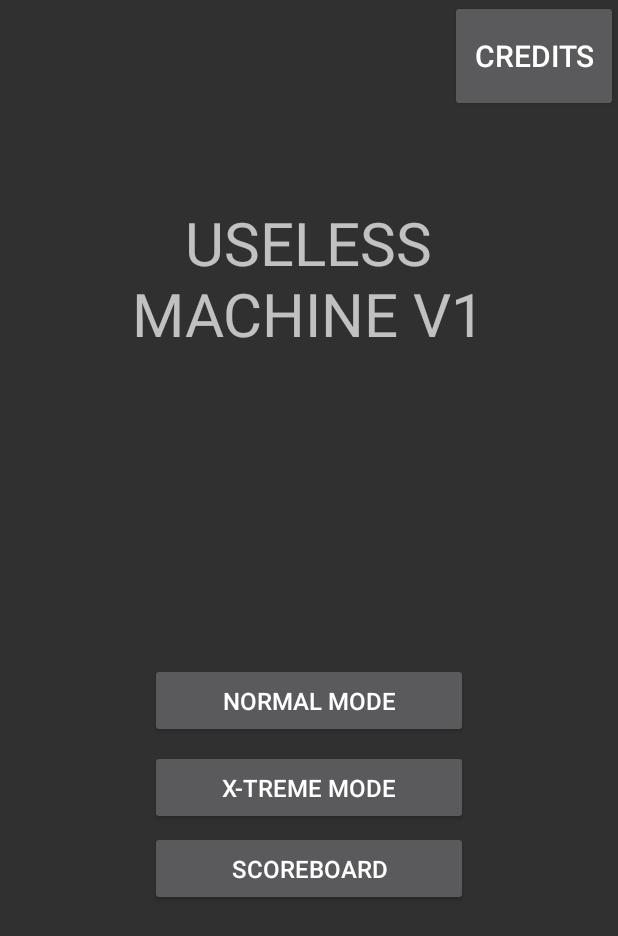
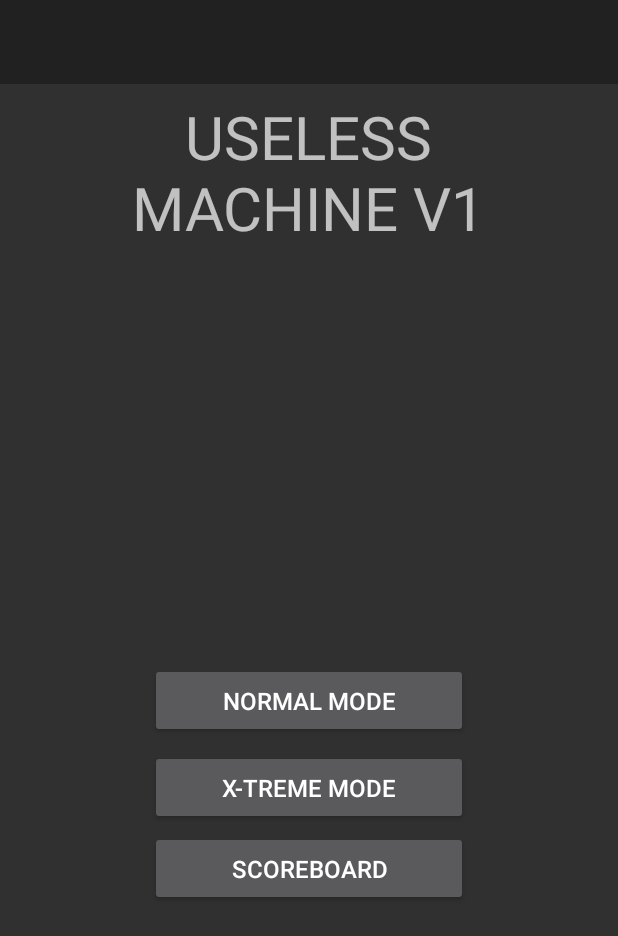
Before and after one commit to MarcelQ5/UselessMachine, an Android app: the screen it shows after launch (MainActivity), on a phone screen of 412 x 824 dp. Shown: the top 936 px of the screen. Run offline under Robolectric (Android 15) with nearby library versions, the phone set to English and light mode, and no system bars.

Commit message:
added toolbar

```diff
--- a/app/src/main/res/layout/activity_main.xml
+++ b/app/src/main/res/layout/activity_main.xml
@@ -6,6 +6,7 @@
     android:layout_height="match_parent"
     tools:context=".MainActivity">
 
+    <!--
     <Button
         android:id="@+id/creditsButton"
         android:layout_width="0dp"
@@ -19,22 +20,33 @@
         app:layout_constraintEnd_toEndOf="parent"
         app:layout_constraintStart_toStartOf="parent"
         app:layout_constraintTop_toTopOf="parent" />
+        -->
+    <androidx.appcompat.widget.Toolbar
+        android:id="@+id/toolbarMain"
+        android:layout_width="match_parent"
+        android:layout_height="wrap_content"
+        android:layout_marginBottom="14dp"
+        android:background="?attr/colorPrimary"
+        android:minHeight="?attr/actionBarSize"
+        android:theme="?attr/actionBarTheme"
+        android:visibility="visible"
+        app:layout_constraintEnd_toEndOf="parent"
+        app:layout_constraintStart_toStartOf="parent"
+        app:layout_constraintTop_toTopOf="parent" />
 
     <TextView
         android:id="@+id/captionText"
         android:layout_width="300dp"
         android:layout_height="100dp"
-        android:layout_marginTop="50dp"
+        android:layout_marginTop="8dp"
         android:text="@string/uselessmachineversion"
         android:textAlignment="center"
         android:textAllCaps="true"
         android:textSize="40sp"
-        app:layout_constraintBottom_toBottomOf="parent"
         app:layout_constraintEnd_toEndOf="parent"
         app:layout_constraintHorizontal_bias="0.495"
         app:layout_constraintStart_toStartOf="parent"
-        app:layout_constraintTop_toTopOf="parent"
-        app:layout_constraintVertical_bias="0.126" />
+        app:layout_constraintTop_toBottomOf="@+id/toolbarMain" />
 
     <Button
         android:id="@+id/normalModeButton"
```
